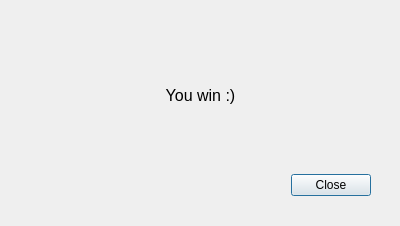
Above: src/windialog.ui from fu-penzi/Puzzle before the change. Below: the same form after it.
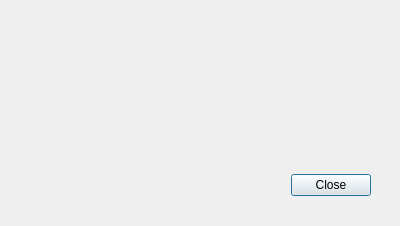
That is the form after the change.

The edit to the form file:
```diff
--- a/src/windialog.ui
+++ b/src/windialog.ui
@@ -44,7 +44,7 @@
     </font>
    </property>
    <property name="text">
-    <string>You win :)</string>
+    <string/>
    </property>
    <property name="textFormat">
     <enum>Qt::AutoText</enum>
```
